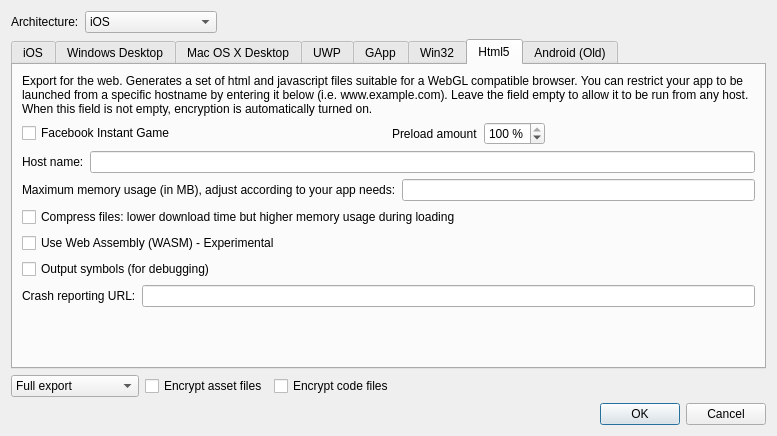
The window that ui/exportprojectdialog.ui (gideros/gideros) describes before a commit, drawn with Qt 5.
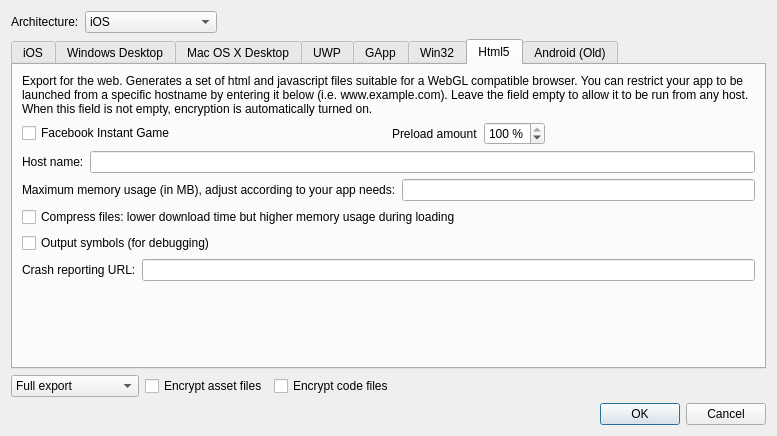
The same window after the commit. The open tabs and pages were chosen to show the change.

Commit message: [gfx] Instancing routines [html5] Update to emscripten upstream, switch to WASM compltely as a consequence

The edit to the form file:
```diff
--- a/ui/exportprojectdialog.ui
+++ b/ui/exportprojectdialog.ui
@@ -573,13 +573,6 @@
          </property>
         </widget>
        </item>
-       <item>
-        <widget class="QCheckBox" name="html5_wasm">
-         <property name="text">
-          <string>Use Web Assembly (WASM) - Experimental</string>
-         </property>
-        </widget>
-       </item>
        <item>
         <widget class="QCheckBox" name="html5_symbols">
          <property name="text">
```
The commit also changes 28 other files.
